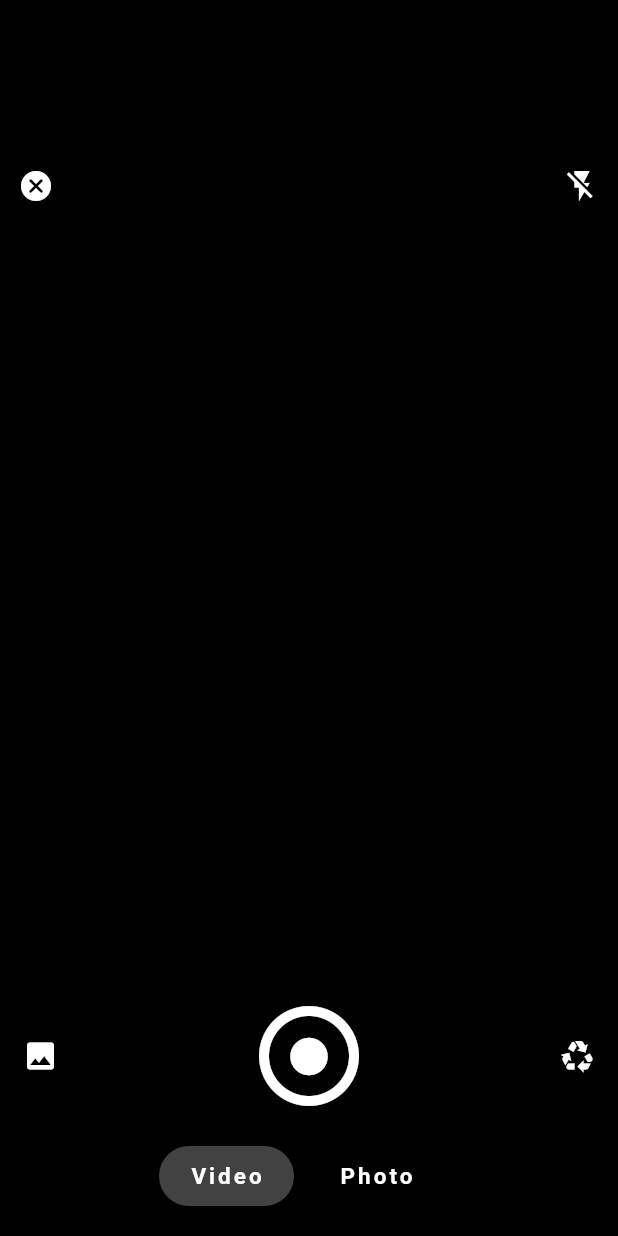
After one commit to anurag-prajapati34/WhatsApp_clone, a Flutter app: the screen it shows after launch, after a tap on the "camera alt" icon, on a phone screen of 412 x 824 dp. The commit adds this screen. Run offline on Flutter 3.47's test engine with Material 2 defaults, Android fonts, the phone set to English and light mode, and no system bars.

Commit message:
added camera screen

```diff
--- /dev/null
+++ b/lib/screens/camera.dart
@@ -0,0 +1,177 @@
+import 'package:flutter/material.dart';
+
+class camera extends StatefulWidget {
+  @override
+  State<camera> createState() => _cameraState();
+}
+
+class _cameraState extends State<camera> {
+  static double count2 = 0;
+  void navigaton() {
+    setState(() {
+      count2++;
+      if (count2 == 1) {
+        count2 = 0;
+      }
+    });
+  }
+
+  ////an function for changing icon on pressed
+
+  int count = 0;
+  void onClick() {
+    setState(() {
+      count++;
+      if (count == 3) {
+        count = 0;
+      }
+    });
+  }
+
+  @override
+  Widget build(BuildContext context) {
+    return Scaffold(
+      body: Container(
+        color: Colors.black,
+        child: Column(
+            mainAxisAlignment: MainAxisAlignment.spaceBetween,
+            children: [
+              SizedBox(
+                height: 100,
+              ),
+              Row(mainAxisAlignment: MainAxisAlignment.spaceBetween, children: [
+                //cancel button
+
+                IconButton(
+                    onPressed: () {
+                      Navigator.pop(context);
+                    },
+                    icon: Icon(
+                      Icons.cancel_rounded,
+                      color: Colors.white,
+                    )),
+                //flash button
+                IconButton(
+                    onPressed: () {
+                      onClick();
+                    },
+                    icon: count == 0
+                        ? Icon(
+                            Icons.flash_off,
+                            color: Colors.white,
+                          )
+                        : (count == 1
+                            ? Icon(
+                                Icons.flash_on,
+                                color: Colors.white,
+                              )
+                            : Icon(
+                                Icons.flash_auto,
+                                color: Colors.white,
+                              ))),
+              ]),
+              Expanded(child: Container()),
+              Column(
+                children: [
+                  Padding(
+                    padding: const EdgeInsets.only(left: 15, right: 15),
+                    child: Row(
+                      mainAxisAlignment: MainAxisAlignment.spaceBetween,
+                      children: [
+                        ///icon to open photos
+                        Icon(
+                          Icons.photo,
+                          color: Colors.white,
+                        ),
+                        //button to click phots
+                        Stack(alignment: Alignment.center, children: [
+                          Icon(
+                            Icons.circle_outlined,
+                            color: Colors.white,
+                            size: 80,
+                          ),
+                          Icon(
+                            Icons.circle,
+                            color: Colors.white,
+                            size: count2 == 1 ? 50 : 30,
+                          )
+                        ]),
+                        Icon(
+                          Icons.recycling,
+                          color: Colors.white,
+                        )
+                      ],
+                    ),
+                  ),
+                  Container(
+                      height: 80,
+                      color: Colors.black87,
+                      child: Center(
+                        child: Container(
+                          width: 200,
+                          child: Row(
+                            children: [
+                              InkWell(
+                                onTap: () {
+                                  setState(() {
+                                    count2 = 0;
+                                  });
+                                },
+                                child: Container(
+                                    height: 40,
+                                    width: 90,
+                                    decoration: BoxDecoration(
+                                        color: count2 == 0
+                                            ? Colors.grey.shade800
+                                            : Colors.transparent,
+                                        borderRadius:
+                                            BorderRadius.circular(20)),
+                                    child: Center(
+                                        child: Text(
+                                      "Video",
+                                      style: TextStyle(
+                                          color: Colors.white,
+                                          fontWeight: FontWeight.bold,
+                                          letterSpacing: 2,
+                                          fontSize: 15),
+                                    ))),
+                              ),
+                              SizedBox(
+                                width: 10,
+                              ),
+                              InkWell(
+                                onTap: () {
+                                  setState(() {
+                                    count2 = 1;
+                                  });
+                                },
+                                child: Container(
+                                    height: 40,
+                                    width: 90,
+                                    decoration: BoxDecoration(
+                                        color: count2 == 1
+                                            ? Colors.grey.shade800
+                                            : Colors.transparent,
+                                        borderRadius:
+                                            BorderRadius.circular(20)),
+                                    child: Center(
+                                        child: Text(
+                                      "Photo",
+                                      style: TextStyle(
+                                          color: Colors.white,
+                                          fontWeight: FontWeight.bold,
+                                          letterSpacing: 2,
+                                          fontSize: 15),
+                                    ))),
+                              )
+                            ],
+                          ),
+                        ),
+                      ))
+                ],
+              )
+            ]),
+      ),
+    );
+  }
+}
--- a/lib/screens/homePage.dart
+++ b/lib/screens/homePage.dart
@@ -1,5 +1,6 @@
 import 'package:flutter/material.dart';
 import 'package:whatssap_clone/screens/calls.dart';
+import 'package:whatssap_clone/screens/camera.dart';
 import 'package:whatssap_clone/screens/chats.dart';
 import 'package:whatssap_clone/screens/community.dart';
 import 'package:whatssap_clone/screens/updates.dart';
@@ -25,7 +26,13 @@ class _homePageState extends State<homePage> {
           actions: [
             Padding(
               padding: const EdgeInsets.all(8.0),
-              child: Icon(Icons.camera_alt_outlined),
+              child: IconButton(
+                  onPressed: () {
+                    //navigating to camer
+                    Navigator.push(context,
+                        MaterialPageRoute(builder: (context) => camera()));
+                  },
+                  icon: Icon(Icons.camera_alt_outlined)),
             ),
             Padding(
               padding: const EdgeInsets.all(8.0),
```
